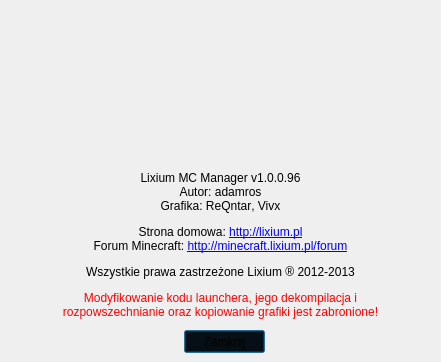
adamros/MineCraftManager, file MineCraftManager/aboutdialog.ui: the form before one commit.
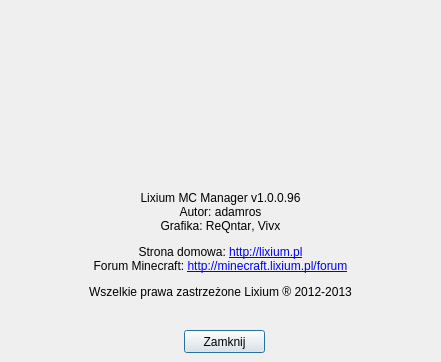
The form after the commit. Icons and pictures are not drawn.

What changed in the file:
```diff
--- a/MineCraftManager/aboutdialog.ui
+++ b/MineCraftManager/aboutdialog.ui
@@ -26,7 +26,8 @@
     </rect>
    </property>
    <property name="styleSheet">
-    <string notr="true">background: transparent</string>
+    <string notr="true">background: none;
+color: rgb(0,0,0);</string>
    </property>
    <property name="text">
     <string>Zamknij</string>
@@ -42,10 +43,11 @@
     </rect>
    </property>
    <property name="styleSheet">
-    <string notr="true">background: transparent</string>
+    <string notr="true">background: transparent;
+color: rgb(0,0,0);</string>
    </property>
    <property name="text">
-    <string>&lt;html&gt;&lt;head/&gt;&lt;body&gt;&lt;p align=&quot;center&quot;&gt;&lt;span style=&quot; font-size:9pt;&quot;&gt;Lixium MC Manager v1.0.0.96&lt;br/&gt;Autor: &lt;/span&gt;&lt;span style=&quot; font-size:9pt; color:#000000;&quot;&gt;adamros&lt;br/&gt;&lt;/span&gt;&lt;span style=&quot; font-size:9pt;&quot;&gt;Grafika: &lt;/span&gt;&lt;span style=&quot; font-size:9pt; color:#000000;&quot;&gt;ReQntar&lt;/span&gt;&lt;span style=&quot; font-size:9pt;&quot;&gt;, &lt;/span&gt;&lt;span style=&quot; font-size:9pt; color:#000000;&quot;&gt;Vivx&lt;/span&gt;&lt;/p&gt;&lt;p align=&quot;center&quot;&gt;&lt;span style=&quot; font-size:9pt;&quot;&gt;Strona domowa: &lt;/span&gt;&lt;a href=&quot;http://lixium.pl&quot;&gt;&lt;span style=&quot; font-size:9pt; text-decoration: underline; color:#0000ff;&quot;&gt;http://lixium.pl&lt;br/&gt;&lt;/span&gt;&lt;/a&gt;&lt;span style=&quot; font-size:9pt;&quot;&gt;Forum Minecraft: &lt;/span&gt;&lt;a href=&quot;http://minecraft.lixium.pl/forum&quot;&gt;&lt;span style=&quot; font-size:9pt; text-decoration: underline; color:#0000ff;&quot;&gt;http://minecraft.lixium.pl/forum&lt;/span&gt;&lt;/a&gt;&lt;/p&gt;&lt;p align=&quot;center&quot;&gt;&lt;span style=&quot; font-size:9pt; color:#000000;&quot;&gt;Wszystkie prawa zastrzeżone Lixium ® 2012-2013&lt;/span&gt;&lt;/p&gt;&lt;p align=&quot;center&quot;&gt;&lt;span style=&quot; font-size:9pt; color:#ff0000;&quot;&gt;Modyfikowanie kodu launchera, jego dekompilacja i&lt;br/&gt;rozpowszechnianie oraz kopiowanie grafiki jest zabronione!&lt;/span&gt;&lt;/p&gt;&lt;/body&gt;&lt;/html&gt;</string>
+    <string>&lt;html&gt;&lt;head/&gt;&lt;body&gt;&lt;p align=&quot;center&quot;&gt;&lt;span style=&quot; font-size:9pt;&quot;&gt;Lixium MC Manager v1.0.0.96&lt;br/&gt;Autor: &lt;/span&gt;&lt;span style=&quot; font-size:9pt; color:#000000;&quot;&gt;adamros&lt;br/&gt;&lt;/span&gt;&lt;span style=&quot; font-size:9pt;&quot;&gt;Grafika: &lt;/span&gt;&lt;span style=&quot; font-size:9pt; color:#000000;&quot;&gt;ReQntar&lt;/span&gt;&lt;span style=&quot; font-size:9pt;&quot;&gt;, &lt;/span&gt;&lt;span style=&quot; font-size:9pt; color:#000000;&quot;&gt;Vivx&lt;/span&gt;&lt;/p&gt;&lt;p align=&quot;center&quot;&gt;&lt;span style=&quot; font-size:9pt;&quot;&gt;Strona domowa: &lt;/span&gt;&lt;a href=&quot;http://lixium.pl&quot;&gt;&lt;span style=&quot; font-size:9pt; text-decoration: underline; color:#0000ff;&quot;&gt;http://lixium.pl&lt;br/&gt;&lt;/span&gt;&lt;/a&gt;&lt;span style=&quot; font-size:9pt;&quot;&gt;Forum Minecraft: &lt;/span&gt;&lt;a href=&quot;http://minecraft.lixium.pl/forum&quot;&gt;&lt;span style=&quot; font-size:9pt; text-decoration: underline; color:#0000ff;&quot;&gt;http://minecraft.lixium.pl/forum&lt;/span&gt;&lt;/a&gt;&lt;/p&gt;&lt;p align=&quot;center&quot;&gt;&lt;span style=&quot; font-size:9pt; color:#000000;&quot;&gt;Wszelkie prawa zastrzeżone Lixium ® 2012-2013&lt;/span&gt;&lt;/p&gt;&lt;/body&gt;&lt;/html&gt;</string>
    </property>
   </widget>
  </widget>
```
Left out of the diff: 8 changed lines with no effect on the pictures.
